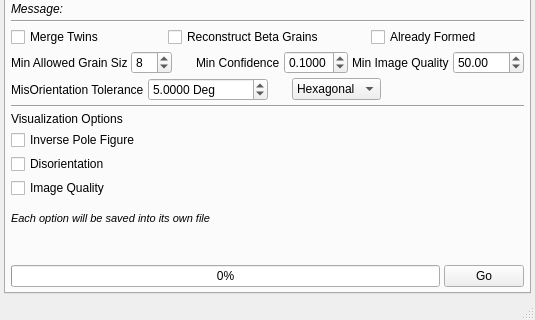
Qt form Source/AIM/GUI/UI_Files/RepresentationUI.ui (BlueQuartzSoftware/DREAM3D) before a commit; both pictures show x 0 to 535 and y 252 to 572 of the 535 by 572 pixel window.
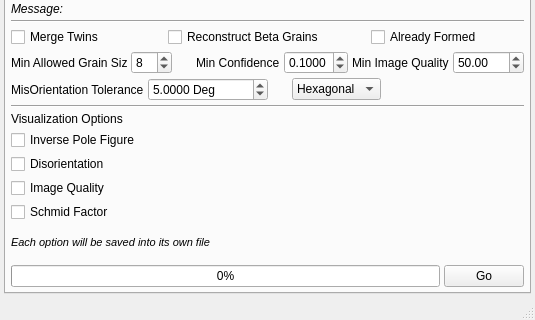
The same form after that commit. Icons and pictures are not drawn.

```diff
--- a/Source/AIM/GUI/UI_Files/RepresentationUI.ui
+++ b/Source/AIM/GUI/UI_Files/RepresentationUI.ui
@@ -691,6 +691,13 @@
               </property>
              </widget>
             </item>
+            <item row="3" column="0">
+             <widget class="QCheckBox" name="SchmidFactoroutputoption">
+              <property name="text">
+               <string>Schmid Factor</string>
+              </property>
+             </widget>
+            </item>
            </layout>
           </item>
           <item>
```
Left out of the diff: 3 changed lines with no effect on the pictures.
